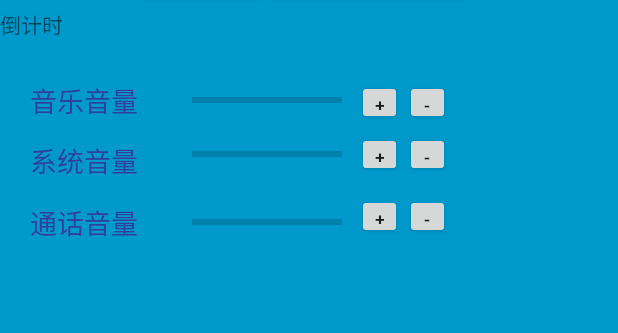
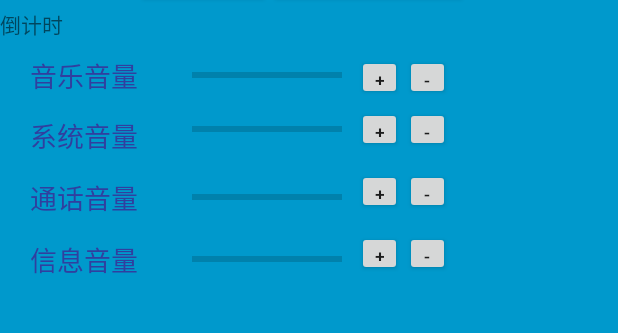
Before and after one commit to corpsele/SystemControl, an Android app: the layout new_app_widget.xml on its own in the app's theme, with its tools: preview values and no code run, on a phone screen of 412 x 824 dp, the part 64-397 px from its top. Run offline under Robolectric (Android 15) with nearby library versions, the light colour scheme and no system bars.

Commit message:
Upgrade Alert Valume

```diff
--- a/app/src/main/res/layout/new_app_widget.xml
+++ b/app/src/main/res/layout/new_app_widget.xml
@@ -32,7 +32,7 @@
 
     <LinearLayout
         android:layout_width="match_parent"
-        android:layout_height="38dp"
+        android:layout_height="wrap_content"
         android:orientation="horizontal">
 
         <TextView
@@ -53,6 +53,39 @@
         android:layout_height="match_parent">
 
         <Button
+            android:id="@+id/btnVoipDec2"
+            android:layout_width="30dp"
+            android:layout_height="30dp"
+            android:layout_alignTop="@id/progressBar5"
+            android:layout_marginLeft="2dp"
+            android:layout_marginTop="-5dp"
+            android:layout_toRightOf="@id/btnVoipAdd2"
+            android:paddingTop="8dp"
+            android:text="-"
+            android:textAlignment="center"
+            android:textSize="12sp" />
+
+        <ProgressBar
+            android:id="@+id/progressBar5"
+            style="?android:attr/progressBarStyleHorizontal"
+            android:layout_width="100dp"
+            android:layout_height="wrap_content"
+            android:layout_alignStart="@+id/progressBar1"
+            android:layout_alignTop="@id/tvWidget3"
+            android:layout_alignBottom="@id/tvWidget3" />
+
+        <TextView
+            android:id="@+id/tvWidget3"
+            android:layout_width="wrap_content"
+            android:layout_height="wrap_content"
+            android:layout_below="@id/tvWidget2"
+            android:layout_alignStart="@id/tvWidget2"
+            android:layout_marginTop="14dp"
+            android:text="@string/widget_string_sms_voice"
+            android:textColor="@color/colorPrimaryDark"
+            android:textSize="18sp" />
+
+        <Button
             android:id="@+id/btnVoipAdd"
             android:layout_width="30dp"
             android:layout_height="30dp"
@@ -60,6 +93,19 @@
             android:layout_marginLeft="10dp"
             android:layout_marginTop="-5dp"
             android:layout_toRightOf="@id/progressBar2"
+            android:paddingTop="8dp"
+            android:text="+"
+            android:textAlignment="center"
+            android:textSize="12sp" />
+
+        <Button
+            android:id="@+id/btnVoipAdd2"
+            android:layout_width="30dp"
+            android:layout_height="30dp"
+            android:layout_alignTop="@id/progressBar5"
+            android:layout_marginLeft="10dp"
+            android:layout_marginTop="-5dp"
+            android:layout_toRightOf="@id/progressBar5"
             android:paddingTop="8dp"
             android:text="+"
             android:textAlignment="center"
@@ -156,6 +202,13 @@
             android:layout_alignStart="@+id/tvSystemNum"
             android:layout_alignBottom="@+id/tvWidget2" />
 
+        <TextView
+            android:id="@+id/tvVoipNum2"
+            android:layout_width="wrap_content"
+            android:layout_height="wrap_content"
+            android:layout_alignStart="@+id/tvSystemNum"
+            android:layout_alignBottom="@id/tvWidget3" />
+
         <ProgressBar
             android:id="@+id/progressBar1"
             style="?android:attr/progressBarStyleHorizontal"
@@ -212,6 +265,7 @@
             android:text="+"
             android:textAlignment="center"
             android:textSize="12sp" />
+
     </RelativeLayout>
 
 
--- a/app/src/main/res/values/strings.xml
+++ b/app/src/main/res/values/strings.xml
@@ -42,4 +42,5 @@
     <string name="button">Button</string>
     <string name="accessibility_service_name">---测试无障碍服务---</string>
     <string name="accessibility_service_description">开启测试无障碍服务,体验更快捷的操作方式。</string>
+    <string name="widget_string_sms_voice">信息音量</string>
 </resources>
```
Also changed, not shown: app/src/main/java/com/systemcontrol/corpsele/systemcontrol/NewAppWidget.java (+46 -0 lines).
